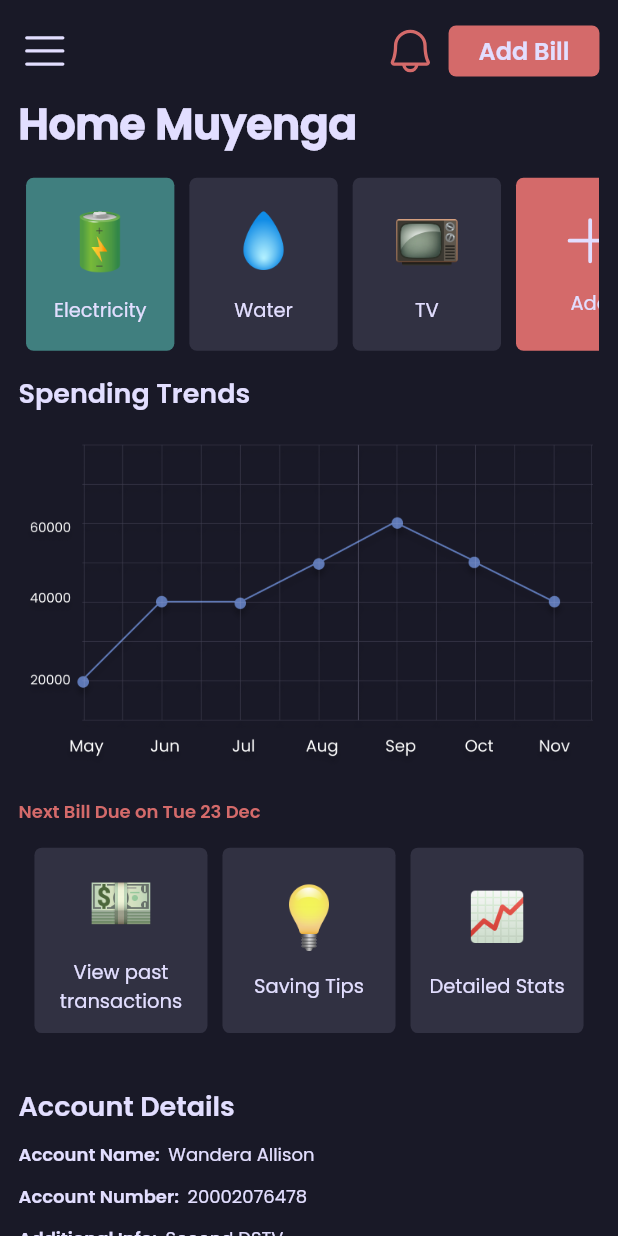
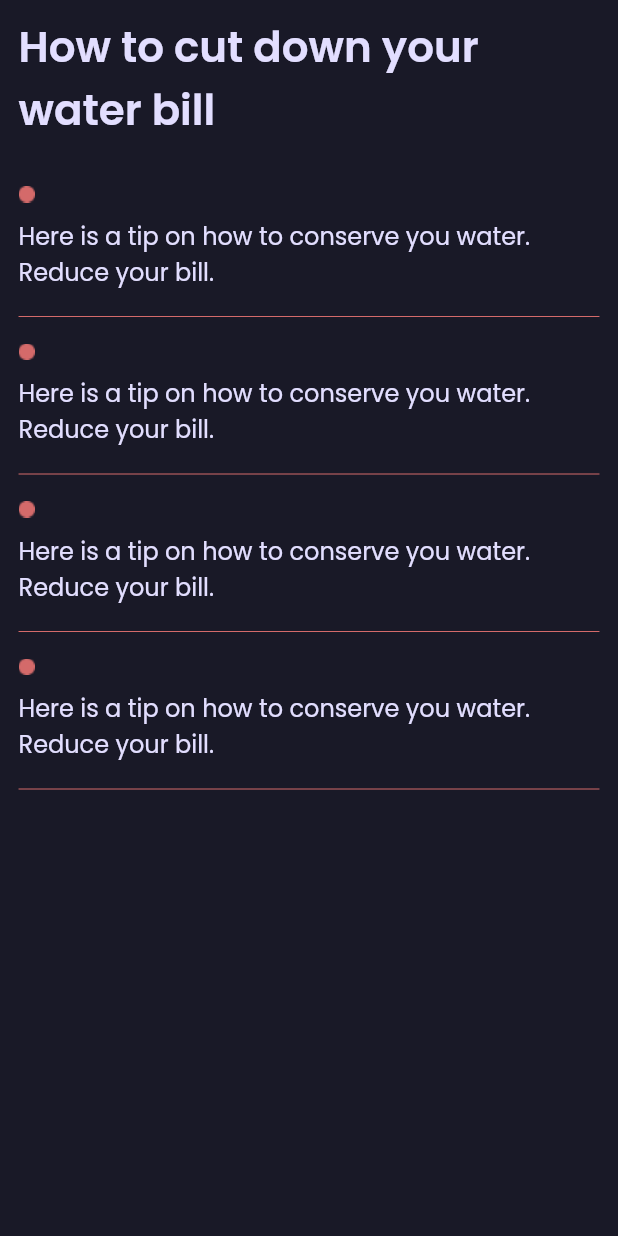
Before and after one commit to BryanWandera/Utility-Tracker, a Flutter app: the screen it shows after launch, on a phone screen of 412 x 824 dp. Run offline on Flutter 3.47's test engine with Material 2 defaults, Android fonts, the phone set to English and light mode, and no system bars; our stand-ins replace phosphor_flutter.

Commit message:
Built all screen UI ecxept stats screen
Built all the screens except the detailed stats screen.

Everything is still hardcoded. Nothing dynamic.

No routes yet.

```diff
--- /dev/null
+++ b/lib/custom-widgets/TipWidget.dart
@@ -0,0 +1,32 @@
+import 'package:flutter/material.dart';
+import 'package:very_cool_app/constants.dart';
+
+class TipWidget extends StatelessWidget {
+
+  var tip;
+  TipWidget({this.tip='Here is a tip on how to conserve you water. Reduce your bill.'});
+  @override
+  Widget build(BuildContext context) {
+    return Column(
+      crossAxisAlignment: CrossAxisAlignment.start,
+      children: [
+        SizedBox(
+          height: 10.0,
+        ),
+        Image.asset('lib/assets/images/red-dot.png'),
+        SizedBox(
+          height: 10.0,
+        ),
+        Text(tip,
+          style: generalTextStyle(FontWeight.normal, 16.0),
+        ),
+        SizedBox(
+          height: 10.0,
+        ),
+        Divider(
+          color: mutedRed,
+        )
+      ],
+    );
+  }
+}
--- a/lib/main.dart
+++ b/lib/main.dart
@@ -1,7 +1,14 @@
 import 'package:flutter/material.dart';
+import 'package:very_cool_app/custom-widgets/addUtilityButton.dart';
+import 'package:very_cool_app/screens/AddBillScreen.dart';
+import 'package:very_cool_app/screens/AddUtilityScreen.dart';
 import 'package:very_cool_app/screens/Home.dart';
 import 'package:very_cool_app/constants.dart';
 import 'package:flutter/services.dart';
+import 'package:very_cool_app/screens/HomesScreen.dart';
+import 'package:very_cool_app/screens/TipsScreen.dart';
+import 'package:very_cool_app/screens/UpcomingBillsScreen.dart';
+import 'package:very_cool_app/screens/PastTransactionsScreen.dart';
 
 void main() {
   SystemChrome.setSystemUIOverlayStyle(const SystemUiOverlayStyle(
@@ -18,9 +25,15 @@ class MyApp extends StatelessWidget {
   Widget build(BuildContext context) {
     return MaterialApp(
       title: 'Utility Tracker',
-      initialRoute: 'screens/Home.dart',
+      initialRoute: 'screens/TipsScreen.dart',
       routes: {
         'screens/Home.dart': (context) => MyHomePage(),
+        'screens/HomesScreen.dart': (context) => HomesScreen(),
+        'screens/AddUtilityScreen.dart': (context)=> AddUtilityScreen(),
+        'screens/AddBillScreen.dart': (context) => AddBillScreen(),
+        'screens/UpcomingBillsScreen.dart' : (context) => UpcomingBillsScreen(),
+        'screens/PastTransactionsScreen.dart' : (context) => PastTransactionsScreen(),
+        'screens/TipsScreen.dart': (context) => TipsScreen()
       },
       theme: ThemeData(
         primarySwatch: Colors.blue,
--- /dev/null
+++ b/lib/screens/TipsScreen.dart
@@ -0,0 +1,47 @@
+import 'package:flutter/material.dart';
+import 'package:very_cool_app/constants.dart';
+import 'package:very_cool_app/custom-widgets/TipWidget.dart';
+
+class TipsScreen extends StatelessWidget {
+
+  var utility;
+
+  TipsScreen({this.utility= 'water'});
+
+  @override
+  Widget build(BuildContext context) {
+    return Scaffold(
+      backgroundColor: veryDarkBlue,
+      body: SafeArea(child: SingleChildScrollView(
+        child: Container(
+          margin: EdgeInsets.symmetric(horizontal: MediaQuery.of(context).size.width*0.03),
+          child: Column(
+            children: [
+              SizedBox(
+                height: 10.0,
+              ),
+              Row(
+                children: [
+                  Flexible(
+                    child: Text('How to cut down your $utility bill' ,
+                        style: generalTextStyle(FontWeight.bold, 28.0)
+                        ,),
+                  )
+                ],
+              ),
+              SizedBox(
+                height: 20.0,
+              ),
+              TipWidget(),
+              TipWidget(),
+              TipWidget(),
+              TipWidget(),
+
+
+            ],
+          ),
+        ),
+      )),
+    );
+  }
+}
```
Also changed, not shown: lib/custom-widgets/BigRedButton.dart (added, +27 -0 lines), lib/custom-widgets/HomeRow.dart (added, +34 -0 lines), lib/custom-widgets/PastTransactionWidget.dart (added, +44 -0 lines), lib/custom-widgets/TextField.dart (added, +34 -0 lines), lib/custom-widgets/UpcomingBillWidget.dart (added, +46 -0 lines), lib/screens/AddBillScreen.dart (added, +42 -0 lines), lib/screens/AddUtilityScreen.dart (added, +72 -0 lines), lib/screens/HomesScreen.dart (added, +39 -0 lines), lib/screens/PastTransactionsScreen.dart (added, +36 -0 lines), lib/screens/UpcomingBillsScreen.dart (added, +34 -0 lines), lib/assets/images/red-dot.png (added), lib/assets/images/red-dot.svg (added).
